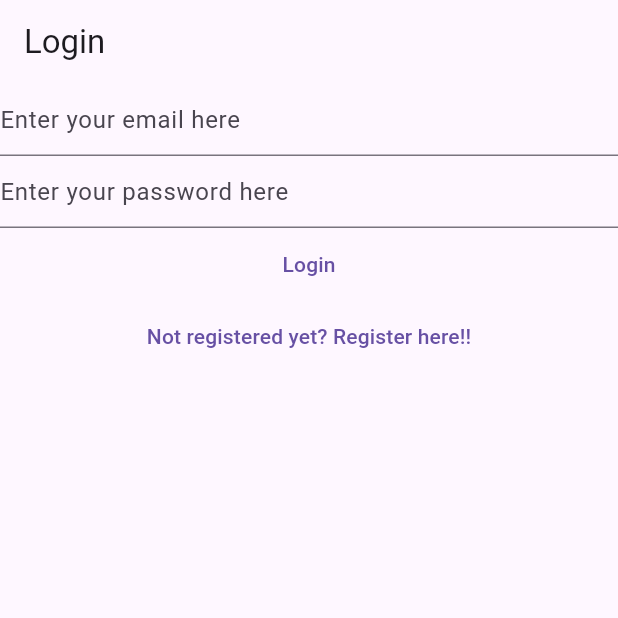
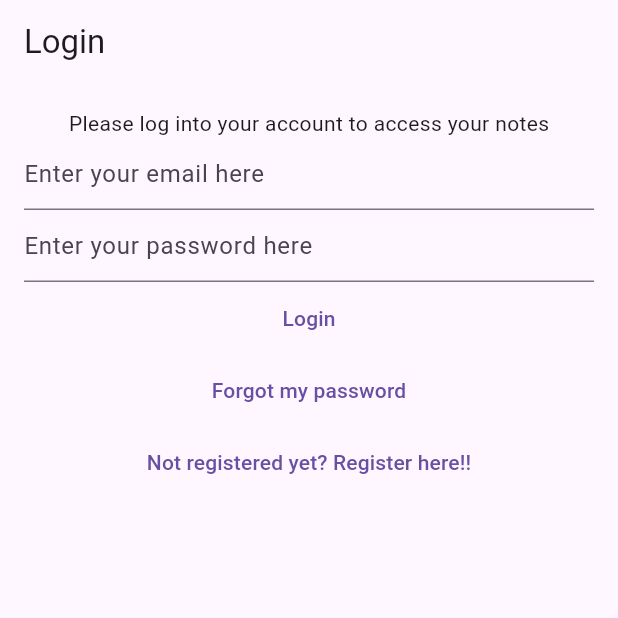
Before and after one commit to rohk30/Rohit-Notes2, a Flutter app: the screen it shows after launch, on a phone screen of 412 x 824 dp, the top half of it. Run offline on Flutter 3.47's test engine with Material 3 defaults, Android fonts, the phone set to English and light mode, and no system bars; our stand-ins replace bloc, cloud_firestore, equatable, firebase_auth, firebase_core, flutter_bloc and 1 more; accounts and stored records are empty.

Commit message:
Step-27_Added the forgot password functionality + Cleaned up the UI in login-registration view

```diff
--- a/lib/main.dart
+++ b/lib/main.dart
@@ -5,6 +5,7 @@
 import 'package:rohnewnotes/services/auth/bloc/auth_events.dart';
 import 'package:rohnewnotes/services/auth/bloc/auth_state.dart';
 import 'package:rohnewnotes/services/auth/firebase_auth_provider.dart';
+import 'package:rohnewnotes/views/forgot_password_view.dart';
 import 'package:rohnewnotes/views/login_view.dart';
 import 'package:rohnewnotes/views/notes/notes_view.dart';
 import 'package:rohnewnotes/views/notes/create_update_note_view.dart';
@@ -80,9 +81,9 @@
           return const VerifyEmailView();
         } else if (state is AuthStateLoggedOut) {
           return const LoginView();
-        } /*else if (state is AuthStateForgotPassword) {
+        } else if (state is AuthStateForgotPassword) {
           return const ForgotPasswordView();
-        } */ else if (state is AuthStateRegistering) {
+        } else if (state is AuthStateRegistering) {
           return const RegisterView();
         } else {
           return const Scaffold(
--- a/lib/services/auth/auth_provider.dart
+++ b/lib/services/auth/auth_provider.dart
@@ -23,4 +23,6 @@
   Future<void> logOut();
 
   Future<void> sendEmailVerification();
+
+  Future<void> sendPasswordReset({required String toEmail});
 }
--- a/lib/services/auth/bloc/auth_events.dart
+++ b/lib/services/auth/bloc/auth_events.dart
@@ -33,3 +33,9 @@
 class AuthEventShouldRegister extends AuthEvent {
   const AuthEventShouldRegister();
 }
+
+class AuthEventForgotPassword extends AuthEvent {
+  final String? email;
+
+  const AuthEventForgotPassword({this.email});
+}
--- a/lib/services/auth/bloc/auth_state.dart
+++ b/lib/services/auth/bloc/auth_state.dart
@@ -50,5 +50,15 @@
 
   @override
   List<Object?> get props => [exception, isLoading];
+}
 
+class AuthStateForgotPassword extends AuthState {
+  final Exception? exception;
+  final bool hasSentEmail;
+
+  const AuthStateForgotPassword({
+    required this.exception,
+    required this.hasSentEmail,
+    required bool isLoading,
+  }) : super (isLoading: isLoading);
 }
--- /dev/null
+++ b/lib/utilities/dialogs/password_reset_email_sent_dialog.dart
@@ -0,0 +1,13 @@
+import 'package:flutter/cupertino.dart';
+import 'package:rohnewnotes/utilities/dialogs/generic_dialog.dart';
+
+Future<void> showPasswordResetSentDialog (BuildContext context) {
+  return showGenericDialog(
+    context: context,
+    title: 'Password Reset',
+    content: 'You would have received a password reset link. Please check your regsitered email for further steps',
+    optionsBuilder: () => {
+      'OK': null,
+    }
+  );
+}
--- a/lib/views/login_view.dart
+++ b/lib/views/login_view.dart
@@ -50,13 +50,18 @@
           } else if (state.exception is GenericAuthException) {
             await showErrorDialog(context, "Authentication Error");
           }
-        }      },
+        }
+      },
       child: Scaffold(
         appBar: AppBar(
           title: const Text('Login'),
         ),
-        body: Column(
+        body: Padding(
+          padding: const EdgeInsets.all(16.0),
+          child: Column(
             children: [
+              const Text(
+                'Please log into your account to access your notes'),
               TextField(
                 controller: _email,
                 enableSuggestions: false,
@@ -86,6 +91,14 @@
               TextButton(
                   onPressed: () {
                     context.read<AuthBloc>().add(
+                      const AuthEventForgotPassword(),
+                    );
+                  },
+                  child: const Text('Forgot my password')
+              ),
+              TextButton(
+                onPressed: () {
+                  context.read<AuthBloc>().add(
                     const AuthEventShouldRegister(),
                   );
                 },
@@ -94,6 +107,7 @@
             ],
           ),
         ),
+      ),
     );
   }
 }
```
Also changed, not shown: lib/services/auth/auth_service.dart (+5 -3 lines), lib/services/auth/bloc/auth_bloc.dart (+50 -0 lines), lib/services/auth/firebase_auth_provider.dart (+18 -0 lines), lib/views/forgot_password_view.dart (added, +90 -0 lines), lib/views/register_view.dart (+15 -1 lines), 1 other file. Lines whose indentation alone changed are shown as unchanged.
